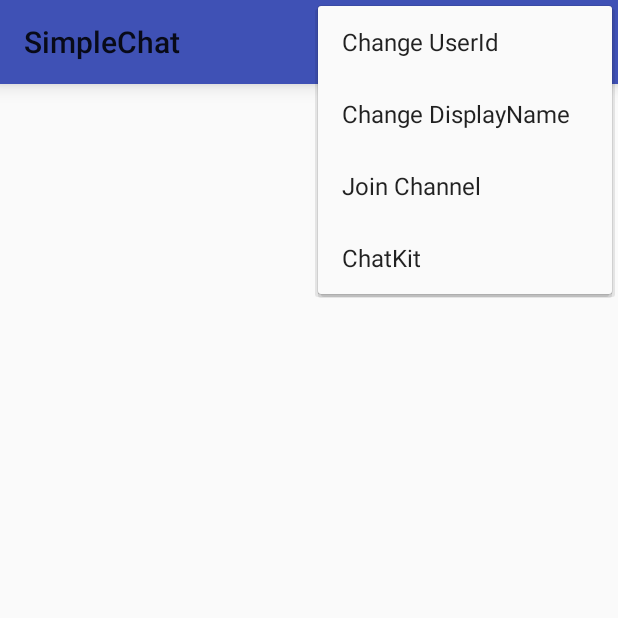
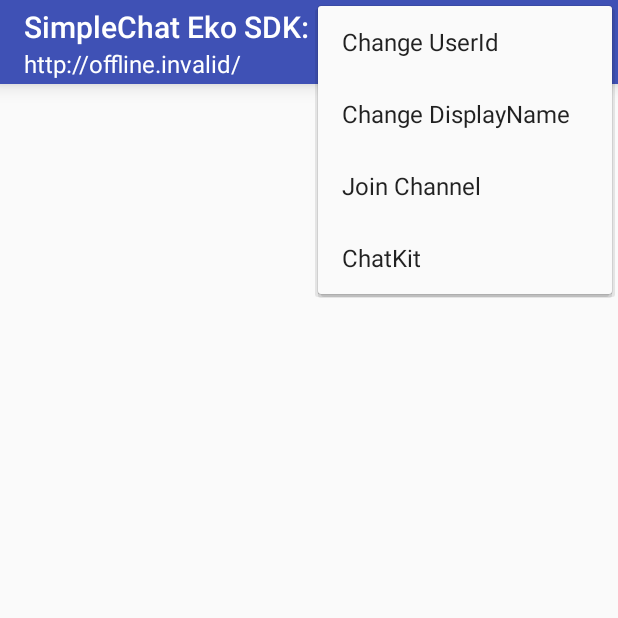
Before and after one commit to pandyin/SimpleChat, an Android app: the screen it shows after launch (ChannelListActivity), with the options menu open, on a phone screen of 412 x 824 dp, the top half of it. Run offline under Robolectric (Android 15) with nearby library versions, the phone set to English and light mode, and no system bars; our stand-ins replace ButterKnife, RxJava; libraries missing offline, so code that uses them is left out: com.afollestad.materialdialogs, com.ekoapp.ekosdk; 8 statements that could not run were skipped.

Commit message:
show Eko SDK info in toolbar

```diff
--- a/app/src/main/java/com/ekoapp/simplechat/ChannelListActivity.java
+++ b/app/src/main/java/com/ekoapp/simplechat/ChannelListActivity.java
@@ -5,6 +5,7 @@ import android.os.Bundle;
 import android.support.annotation.StringRes;
 import android.support.design.widget.FloatingActionButton;
 import android.support.design.widget.Snackbar;
+import android.support.v4.content.ContextCompat;
 import android.support.v7.widget.RecyclerView;
 import android.support.v7.widget.Toolbar;
 import android.text.InputType;
@@ -15,6 +16,7 @@ import com.afollestad.materialdialogs.MaterialDialog;
 import com.ekoapp.ekosdk.EkoChannel;
 import com.ekoapp.ekosdk.EkoChannelRepository;
 import com.ekoapp.ekosdk.EkoClient;
+import com.ekoapp.ekosdk.sdk.BuildConfig;
 import com.ekoapp.simplechat.chatkit.ChatKitChannelListActivity;
 import com.google.common.base.MoreObjects;
 
@@ -39,6 +41,11 @@ public class ChannelListActivity extends BaseActivity {
     protected void onCreate(Bundle savedState) {
         super.onCreate(savedState);
         setContentView(R.layout.activity_channel_list);
+        final String appName = getString(R.string.app_name);
+        toolbar.setTitle(String.format("%s %s: %s", appName, "Eko SDK", BuildConfig.VERSION_NAME));
+        toolbar.setSubtitle(String.format("%s", BuildConfig.EKO_HTTP_URL));
+        toolbar.setTitleTextColor(ContextCompat.getColor(this, android.R.color.white));
+        toolbar.setSubtitleTextColor(ContextCompat.getColor(this, android.R.color.white));
         setSupportActionBar(toolbar);
 
         String userId = MoreObjects.firstNonNull(EkoClient.getUserId(), "android_user_id_" + System.currentTimeMillis());
```
